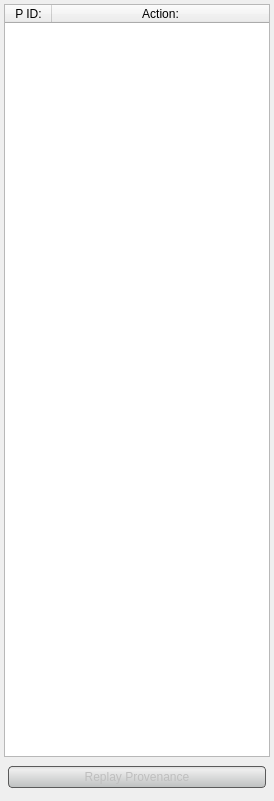
This is src/Interface/Application/ProvenanceDockWidget.ui in SCIInstitute/Seg3D as Qt 5 draws it before an edit. The edited form follows.
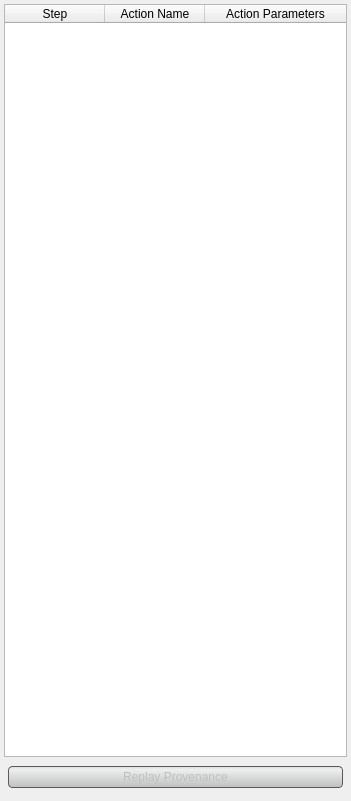
This is the edited form.

Commit message: Changed how provenance trail is retrieved and displayed.

Diff of the .ui file:
```diff
--- a/src/Interface/Application/ProvenanceDockWidget.ui
+++ b/src/Interface/Application/ProvenanceDockWidget.ui
@@ -6,7 +6,7 @@
    <rect>
     <x>0</x>
     <y>0</y>
-    <width>274</width>
+    <width>351</width>
     <height>801</height>
    </rect>
   </property>
@@ -91,14 +91,8 @@
        <bool>false</bool>
       </property>
       <property name="columnCount">
-       <number>2</number>
+       <number>3</number>
       </property>
-      <attribute name="horizontalHeaderDefaultSectionSize">
-       <number>47</number>
-      </attribute>
-      <attribute name="horizontalHeaderMinimumSectionSize">
-       <number>18</number>
-      </attribute>
       <attribute name="horizontalHeaderStretchLastSection">
        <bool>true</bool>
       </attribute>
@@ -107,12 +101,17 @@
       </attribute>
       <column>
        <property name="text">
-        <string>P ID:</string>
+        <string>Step</string>
        </property>
       </column>
       <column>
        <property name="text">
-        <string>Action:</string>
+        <string>Action Name</string>
+       </property>
+      </column>
+      <column>
+       <property name="text">
+        <string>Action Parameters</string>
        </property>
       </column>
      </widget>
```
The commit also changes 5 other files.
